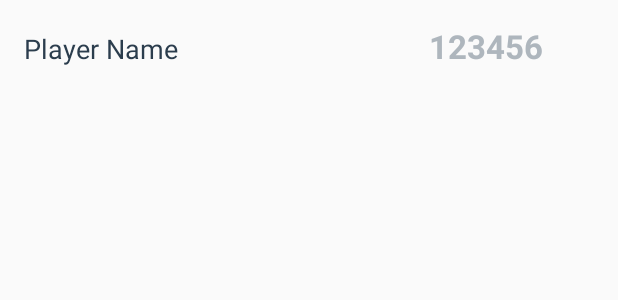
After one commit to amandaroos/Scorekeeper, an Android app: the layout list_item.xml on its own in the app's theme, with its tools: preview values and no code run, on a phone screen of 412 x 824 dp. The commit adds this screen. Shown: the top 300 px of the screen. Run offline under Robolectric (Android 15) with nearby library versions, the phone set to English and light mode, and no system bars.

Commit message:
Create/update ListView .xml files

```diff
--- a/app/src/main/res/layout/activity_main.xml
+++ b/app/src/main/res/layout/activity_main.xml
@@ -4,16 +4,13 @@
     android:id="@+id/activity_main"
     android:layout_width="match_parent"
     android:layout_height="match_parent"
-    android:paddingBottom="@dimen/activity_vertical_margin"
-    android:paddingLeft="@dimen/activity_horizontal_margin"
-    android:paddingRight="@dimen/activity_horizontal_margin"
-    android:paddingTop="@dimen/activity_vertical_margin"
     tools:context="com.example.amanda.scorekeeperversion4.MainActivity">
 
-    <TextView
+    <ListView
+        android:id="@+id/list_view_player"
         android:layout_width="wrap_content"
         android:layout_height="wrap_content"
-        android:text="Hello World!" />
+        android:padding="16dp"/>
 
     <android.support.design.widget.FloatingActionButton
         android:id="@+id/fab"
@@ -21,6 +18,8 @@
         android:layout_height="wrap_content"
         android:layout_alignParentBottom="true"
         android:layout_alignParentRight="true"
+        android:layout_alignParentEnd="true"
         android:layout_margin="@dimen/fab_margin"
         android:src="@drawable/ic_person_add"/>
+
 </RelativeLayout>
--- /dev/null
+++ b/app/src/main/res/layout/list_item.xml
@@ -0,0 +1,30 @@
+<?xml version="1.0" encoding="utf-8"?>
+<!-- Layout for a single list item in the list of players -->
+<LinearLayout
+    xmlns:android="http://schemas.android.com/apk/res/android"
+    xmlns:tools="http://schemas.android.com/tools"
+    android:layout_width="match_parent"
+    android:layout_height="wrap_content"
+    android:orientation="horizontal"
+    android:padding="@dimen/activity_margin">
+
+    <TextView
+        android:id="@+id/name"
+        android:layout_width="wrap_content"
+        android:layout_height="wrap_content"
+        android:textAppearance="?android:textAppearanceMedium"
+        android:textColor="#2B3D4D"
+        android:layout_weight="2"
+        tools:text="Player Name"/>
+
+    <TextView
+        android:id="@+id/score"
+        android:layout_width="wrap_content"
+        android:layout_height="wrap_content"
+        android:textStyle="bold"
+        android:textAppearance="?android:textAppearanceLarge"
+        android:layout_weight="1"
+        android:textAlignment="center"
+        android:textColor="#AEB6BD"
+        tools:text="123456"/>
+</LinearLayout>
```
